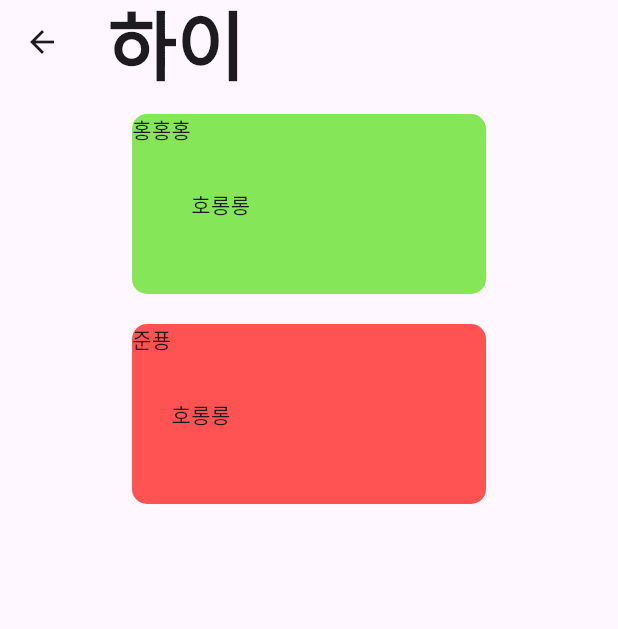
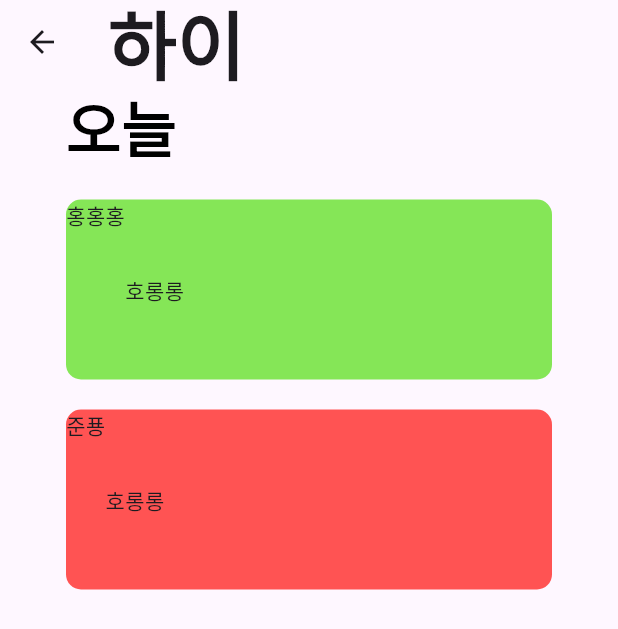
Before and after one commit to Living-Share/app_flutter, a Flutter app: the screen it shows after launch, on a phone screen of 412 x 824 dp. Shown: the top 629 px of the screen. Run offline on Flutter 3.47's test engine with Material 3 defaults, Android fonts, the phone set to English and light mode, and no system bars; our stand-ins replace flutter_svg, get; Roboto replaces fonts that are missing (Pretendard, Pretendart).

Commit message:
FIX: DoWorkContainer component padding remove

```diff
--- a/lib/style/components/container_box.dart
+++ b/lib/style/components/container_box.dart
@@ -8,7 +8,6 @@ Container DoWorkContainer({
   required bool isDoWork,
 }) {
   return Container(
-    padding: const EdgeInsets.fromLTRB(44, 0, 44, 0),
     margin: const EdgeInsets.only(top: 20),
     child: Column(
       mainAxisAlignment: MainAxisAlignment.start,
--- a/lib/style/theme/Text.dart
+++ b/lib/style/theme/Text.dart
@@ -6,4 +6,11 @@ class TextStyles {
     fontWeight: FontWeight.bold,
     fontSize: 50.0,
   );
+
+  static const main_title_100 = TextStyle(
+    fontFamily: 'Pretendart',
+    fontWeight: FontWeight.w600,
+    color: Colors.black,
+    fontSize: 40.0,
+  );
 }
--- a/lib/ui/homePage/home_page.dart
+++ b/lib/ui/homePage/home_page.dart
@@ -1,6 +1,7 @@
 import 'package:flutter/material.dart';
 import 'package:living_share_app/style/components/app_bar.dart';
 import 'package:living_share_app/style/components/container_box.dart';
+import 'package:living_share_app/style/theme/Text.dart';
 
 class HomePage extends StatelessWidget {
   const HomePage({super.key});
@@ -13,7 +14,13 @@ class HomePage extends StatelessWidget {
         padding: const EdgeInsets.fromLTRB(44, 0, 44, 0),
         child: Column(
           mainAxisAlignment: MainAxisAlignment.start,
+          crossAxisAlignment: CrossAxisAlignment.start,
           children: [
+            const Text(
+              "오늘",
+              textAlign: TextAlign.start,
+              style: TextStyles.main_title_100,
+            ),
             DoWorkContainer(
               title: '홍홍홍',
               isDoWork: true,
```
